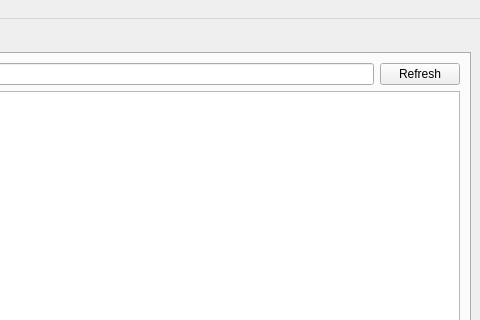
aleozlx/docker-script, file mainwindow.ui: the form before one commit; both pictures show x 542 to 1022 and y 0 to 320 of the 1022 by 623 pixel window.
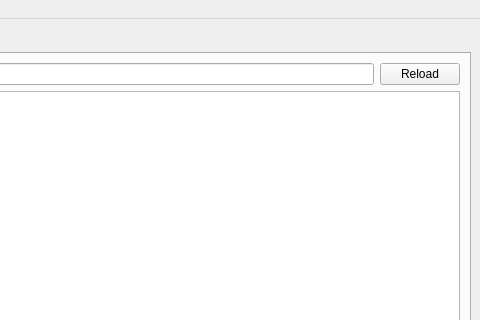
The form after the commit. The open tabs and pages were chosen to show the change.

Commit message: + docker run

Patch:
```diff
--- a/mainwindow.ui
+++ b/mainwindow.ui
@@ -198,7 +198,7 @@
           <item>
            <widget class="QPushButton" name="pushButton_3">
             <property name="text">
-             <string>Refresh</string>
+             <string>Reload</string>
             </property>
            </widget>
           </item>
```
Left out of the diff: 6 changed lines with no effect on the pictures. The commit also changes 1 other file.
